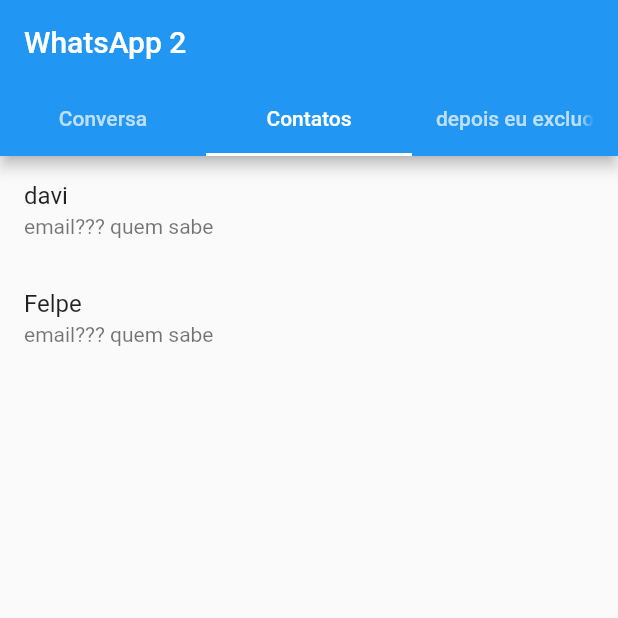
After one commit to davi133/app-mensagens-si700, a Flutter app: the screen it shows after launch, tab 2 chosen, on a phone screen of 412 x 824 dp, the top half of it. The commit adds this screen. Run offline on Flutter 3.47's test engine with Material 2 defaults, Android fonts, the phone set to English and light mode, and no system bars; key blocks and very long unbroken strings in the code were emptied for the run.

Commit message:
comecei telade contatos no mesmo naipe

```diff
--- /dev/null
+++ b/lib/View/contato_tela.dart
@@ -0,0 +1,19 @@
+import 'package:flutter/material.dart';
+import '../model/contato.dart';
+import 'contato_tile.dart';
+
+class TelaContatos extends StatelessWidget {
+  const TelaContatos({super.key});
+
+  @override
+  Widget build(BuildContext context) {
+    List<Contato> contatos = [Contato("davi", 1001), Contato("Felpe", 1002)];
+
+    return ListView.builder(
+      itemCount: contatos.length,
+      itemBuilder: (BuildContext context, int index) {
+        return ContatoTile(contatos.elementAt(index));
+      },
+    );
+  }
+}
--- a/lib/main.dart
+++ b/lib/main.dart
@@ -1,7 +1,8 @@
 import 'package:flutter/material.dart';
-import 'package:flutter_atividade2/View/conversas.dart';
-import './Apresentacao1.dart';
-import "model/contato.dart";
+import 'View/contato_tela.dart';
+import "View/conversa_tela.dart";
+import 'model/contato.dart';
+
 
 void main() {
   runApp(const MyApp());
@@ -27,12 +28,11 @@ class MyApp extends StatelessWidget {
               Tab(text: "Conversa"),
               Tab(text: "Contatos"),
               Tab(text: "depois eu excluo isso",)
-
             ]),
           ),
           body: TabBarView(children: [
             TelaConversas(),
-            TelaConversas(),
+            TelaContatos(),
             NewContactScreen(),
           ]),
         ),
```
Also changed, not shown: lib/View/conversa_tela.dart (renamed from lib/View/conversas.dart).
